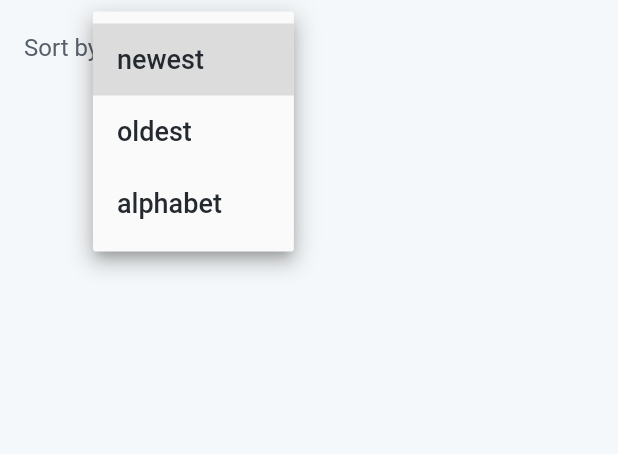
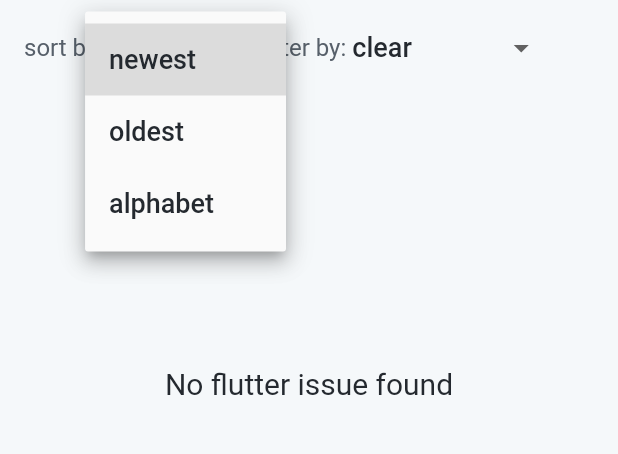
Before and after one commit to dccruzt/github_issues, a Flutter app: the IssuesRowList widget shown alone on an empty page, opened directly with empty values, after a tap on "newest", on a phone screen of 412 x 824 dp, the part 50-504 px from its top. Run offline on Flutter 3.47's test engine with Material 2 defaults, Android fonts, the phone set to English and light mode, and no system bars; our stand-ins replace equatable, flutter_bloc, get_it, rxdart, shared_preferences, timeago; accounts and stored records are empty; network calls fail.

Commit message:
feat: add option to filter issues

```diff
--- a/lib/core/design_system/app_themes.dart
+++ b/lib/core/design_system/app_themes.dart
@@ -22,6 +22,7 @@ ThemeData lightAppThemeData = ThemeData(
   textTheme: const TextTheme(
     bodyLarge: TextStyle(fontSize: 18.0, color: lightBlack),
     bodyMedium: TextStyle(fontSize: 16.0, color: lightGrey),
+    titleMedium: TextStyle(fontSize: 20.0, color: lightBlack),
     titleLarge: TextStyle(
       fontSize: 28.0,
       color: lightBlack,
@@ -50,6 +51,7 @@ ThemeData darkAppThemeData = ThemeData(
   textTheme: const TextTheme(
     bodyLarge: TextStyle(fontSize: 18.0, color: darkWhite),
     bodyMedium: TextStyle(fontSize: 16.0, color: darkGrey),
+    titleMedium: TextStyle(fontSize: 20.0, color: darkWhite),
     titleLarge: TextStyle(
       fontSize: 28.0,
       color: darkWhite,
--- a/lib/core/mapper.dart
+++ b/lib/core/mapper.dart
@@ -14,6 +14,7 @@ class MapperImpl implements Mapper {
         createdAt: DateTime.tryParse(from.createdAt) ?? DateTime.now(),
         author: from.author,
         body: from.body,
+        comments: from.comments,
         labels: from.labels,
         visited: false,
       );
--- a/lib/data/dto/issue_dto.dart
+++ b/lib/data/dto/issue_dto.dart
@@ -6,6 +6,7 @@ class IssueDTO {
     required this.createdAt,
     required this.author,
     this.body,
+    this.comments,
     this.labels,
   });
 
@@ -15,6 +16,7 @@ class IssueDTO {
   final String createdAt;
   final String author;
   final String? body;
+  final int? comments;
   final List<String>? labels;
 
   factory IssueDTO.fromJson(Map<String, dynamic> json) => IssueDTO(
@@ -24,6 +26,7 @@ class IssueDTO {
         createdAt: json['created_at'],
         author: json['user']['login'],
         body: json['body'],
+        comments: json['comments'],
         labels: (json['labels'] as Iterable)
             .map((e) => e['name'] as String)
             .toList(growable: false),
--- a/lib/domain/entity/issue_entity.dart
+++ b/lib/domain/entity/issue_entity.dart
@@ -8,6 +8,7 @@ class IssueEntity extends Equatable {
     required this.createdAt,
     required this.author,
     this.body,
+    this.comments,
     this.labels,
     required this.visited,
   });
@@ -18,6 +19,7 @@ class IssueEntity extends Equatable {
   final DateTime createdAt;
   final String author;
   final String? body;
+  final int? comments;
   final List<String>? labels;
   final bool visited;
 
@@ -28,6 +30,7 @@ class IssueEntity extends Equatable {
     DateTime? createdAt,
     String? author,
     String? body,
+    int? comments,
     List<String>? labels,
     bool? visited,
   }) =>
@@ -38,6 +41,7 @@ class IssueEntity extends Equatable {
         createdAt: createdAt ?? this.createdAt,
         author: author ?? this.author,
         body: body ?? this.body,
+        comments: comments ?? this.comments,
         labels: labels ?? this.labels,
         visited: visited ?? this.visited,
       );
@@ -50,6 +54,7 @@ class IssueEntity extends Equatable {
         createdAt,
         author,
         body,
+        comments,
         labels,
         visited,
       ];
--- /dev/null
+++ b/lib/ui/widget/filter_dropdown_button.dart
@@ -0,0 +1,54 @@
+import 'package:flutter/material.dart';
+
+enum FilterBy { clear, moreThan2Comments, lastHour, frameworkLabel }
+
+class FilterDropdownButton extends StatefulWidget {
+  const FilterDropdownButton({Key? key, required this.onTap}) : super(key: key);
+
+  final ValueChanged<FilterBy> onTap;
+
+  @override
+  State<FilterDropdownButton> createState() => _FilterDropdownButtonState();
+}
+
+class _FilterDropdownButtonState extends State<FilterDropdownButton> {
+  FilterBy dropdownValue = FilterBy.clear;
+
+  String getFilterName(FilterBy filterBy) {
+    switch (filterBy) {
+      case FilterBy.clear:
+        return 'clear';
+      case FilterBy.moreThan2Comments:
+        return '2 comments';
+      case FilterBy.lastHour:
+        return 'last hour';
+      case FilterBy.frameworkLabel:
+        return 'framework';
+    }
+  }
+
+  @override
+  Widget build(BuildContext context) {
+    final theme = Theme.of(context);
+
+    return DropdownButton<FilterBy>(
+      value: dropdownValue,
+      style: theme.textTheme.bodyLarge,
+      underline: Container(
+        height: 2,
+      ),
+      onChanged: (FilterBy? value) {
+        setState(() {
+          dropdownValue = value!;
+          widget.onTap.call(value);
+        });
+      },
+      items: FilterBy.values.map<DropdownMenuItem<FilterBy>>((FilterBy value) {
+        return DropdownMenuItem<FilterBy>(
+          value: value,
+          child: Text(getFilterName(value)),
+        );
+      }).toList(),
+    );
+  }
+}
--- a/lib/ui/widget/issues_row_list.dart
+++ b/lib/ui/widget/issues_row_list.dart
@@ -4,8 +4,7 @@ import 'package:timeago/timeago.dart' as timeago;
 import '../../core/design_system/components/action_row.dart';
 import '../../core/design_system/spacings.dart';
 import '../../domain/entity/issue_entity.dart';
-import '../controller/issues_controller.dart';
-import 'sort_dropdown_button.dart';
+import 'sort_filter_row.dart';
 
 class IssuesRowList extends StatelessWidget {
   const IssuesRowList({
@@ -27,19 +26,21 @@ class IssuesRowList extends StatelessWidget {
           padding: const EdgeInsets.only(left: x4, bottom: x2),
           child: Text('Github issues', style: theme.textTheme.titleLarge),
         ),
-        Padding(
-          padding: const EdgeInsets.only(left: x4, bottom: x2),
-          child: Row(
-            children: [
-              const Text('Sort by:'),
-              const SizedBox(width: x2),
-              SortDropdownButton(
-                onTap: (value) =>
-                    IssuesCubitProvider.of(context).sortIssues(value),
+        const Padding(
+          padding: EdgeInsets.only(left: x4),
+          child: SortFilterRow(),
+        ),
+        if (issues.isEmpty)
+          SizedBox(
+            height: 400,
+            child: Center(
+              child: Text(
+                'No flutter issue found',
+                style: theme.textTheme.titleMedium,
+                textAlign: TextAlign.center,
               ),
-            ],
+            ),
           ),
-        ),
         ...issues.map(
           (issue) {
             final secondary =
--- /dev/null
+++ b/lib/ui/widget/sort_filter_row.dart
@@ -0,0 +1,39 @@
+import 'package:flutter/material.dart';
+
+import '../../core/design_system/spacings.dart';
+import '../controller/issues_controller.dart';
+import 'filter_dropdown_button.dart';
+import 'sort_dropdown_button.dart';
+
+class SortFilterRow extends StatelessWidget {
+  const SortFilterRow({Key? key}) : super(key: key);
+
+  @override
+  Widget build(BuildContext context) {
+    return Row(
+      children: [
+        Row(
+          children: [
+            const Text('sort by:'),
+            const SizedBox(width: x1),
+            SortDropdownButton(
+              onTap: (value) =>
+                  IssuesCubitProvider.of(context).sortIssues(value),
+            ),
+          ],
+        ),
+        const SizedBox(width: x2),
+        Row(
+          children: [
+            const Text('filter by:'),
+            const SizedBox(width: x1),
+            FilterDropdownButton(
+              onTap: (value) =>
+                  IssuesCubitProvider.of(context).filterIssues(value),
+            ),
+          ],
+        ),
+      ],
+    );
+  }
+}
```
Also changed, not shown: lib/ui/controller/issues_controller.dart (+48 -3 lines).
